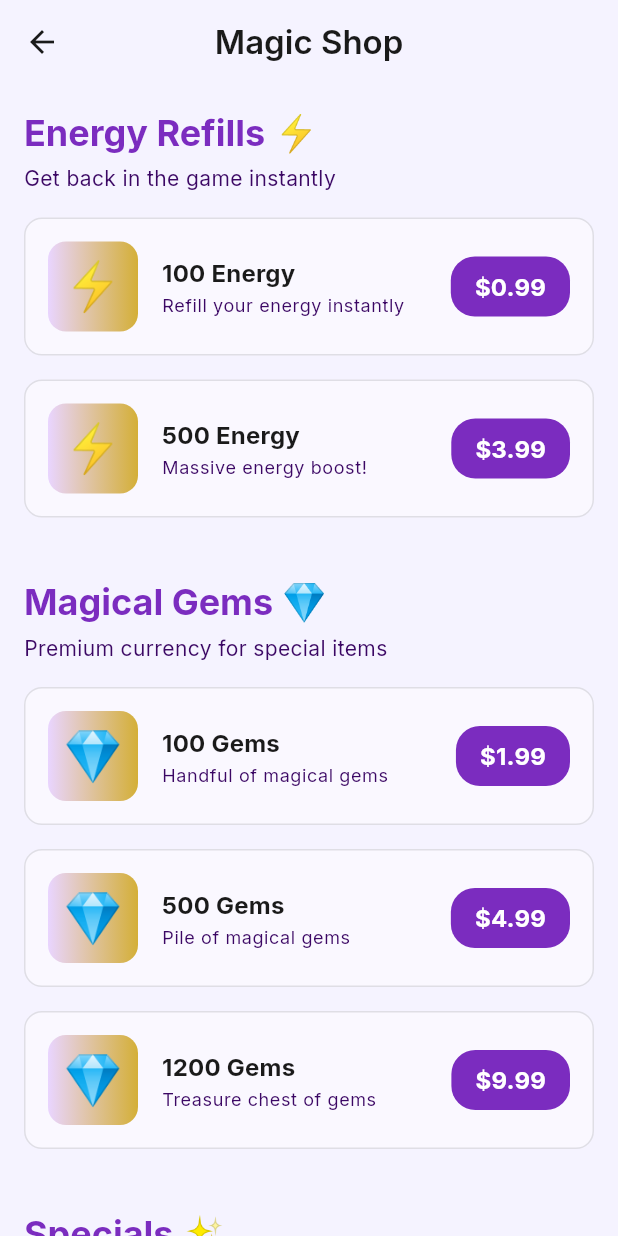
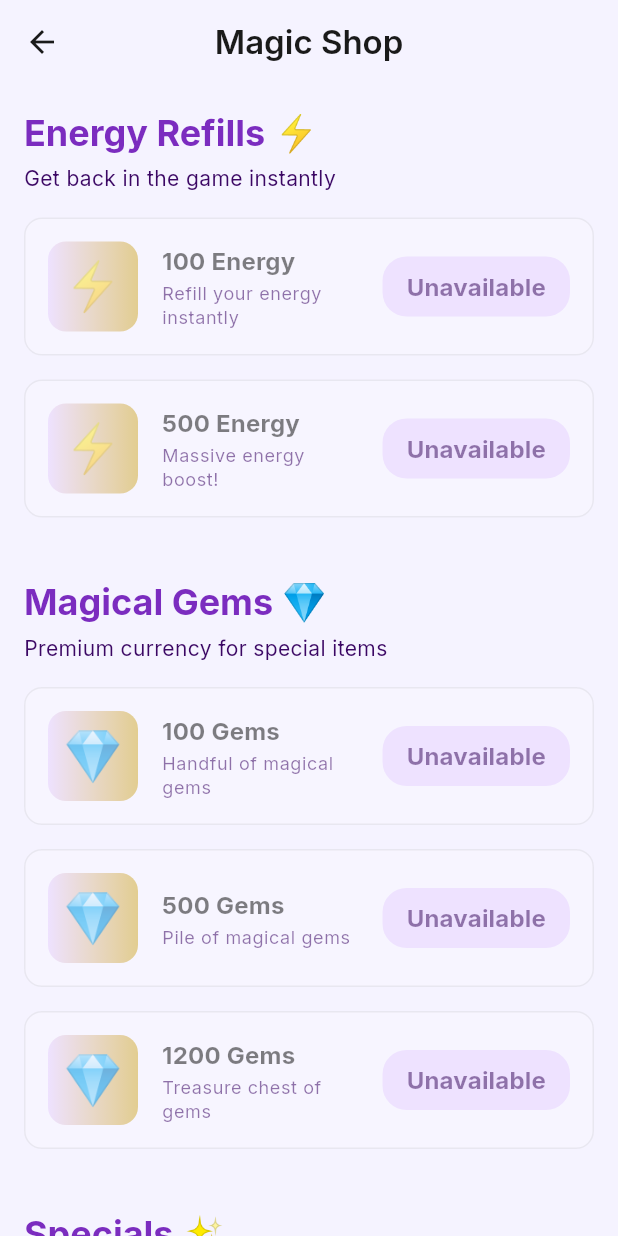
Before and after one commit to cleanspacedev/mergeworks, a Flutter app: the ShopScreen screen opened by its route, on a phone screen of 412 x 824 dp. Run offline on Flutter 3.47's test engine with Material 3 defaults, Android fonts, the phone set to English and light mode, and no system bars; our stand-ins replace audioplayers, cloud_firestore, cloud_functions, confetti, firebase_auth, firebase_core and 5 more; missing offline and left inert: games_services; accounts and stored records are empty; network calls fail.

Commit message:
Fixed bug submitting

```diff
--- a/lib/screens/shop_screen.dart
+++ b/lib/screens/shop_screen.dart
@@ -98,10 +98,13 @@ class ShopScreen extends StatelessWidget {
           final isAdRemoval = item.type == ShopItemType.adRemoval;
           final alreadyOwned = isAdRemoval && gameService.playerStats.adRemovalPurchased;
           final canAffordGems = isSpecial ? ((item.gemCost ?? 0) <= gameService.playerStats.gems) : true;
-          final disabled = isLocked || alreadyOwned || !canAffordGems;
+          final purchasable = isSpecial || shopService.hasProductDetails(item.id);
+          final disabled = isLocked || alreadyOwned || !canAffordGems || !purchasable;
           final priceLabel = isSpecial
               ? null
-              : (shopService.priceLabelFor(item.id) ?? '\$${item.price.toStringAsFixed(2)}');
+              : (purchasable
+                  ? (shopService.priceLabelFor(item.id) ?? '\$${item.price.toStringAsFixed(2)}')
+                  : 'Unavailable');
           return _ShopItemCard(
             item: item,
             isLocked: isLocked,
--- a/lib/services/shop_service.dart
+++ b/lib/services/shop_service.dart
@@ -63,6 +63,8 @@ class ShopService extends ChangeNotifier {
           _productDetailsByItemId[entry.key] = pd;
         }
       }
+      // Update listeners so the UI can enable/disable purchase buttons accordingly
+      notifyListeners();
     } catch (e) {
       debugPrint('IAP load products failed: $e');
     }
@@ -70,8 +72,10 @@ class ShopService extends ChangeNotifier {
 
   String? priceLabelFor(String itemId) {
     final pd = _productDetailsByItemId[itemId];
-    return pd?.price; // Localized price string like "$0.99" or "€0,99"
+    return pd?.price; // Localized price string like "\$0.99" or "€0,99"
   }
+
+  bool hasProductDetails(String itemId) => _productDetailsByItemId.containsKey(itemId);
 
   void _onPurchaseUpdates(List<PurchaseDetails> purchases) async {
     for (final p in purchases) {
```
Also changed, not shown: lib/screens/settings_screen.dart (+9 -2 lines), 2 other files.
